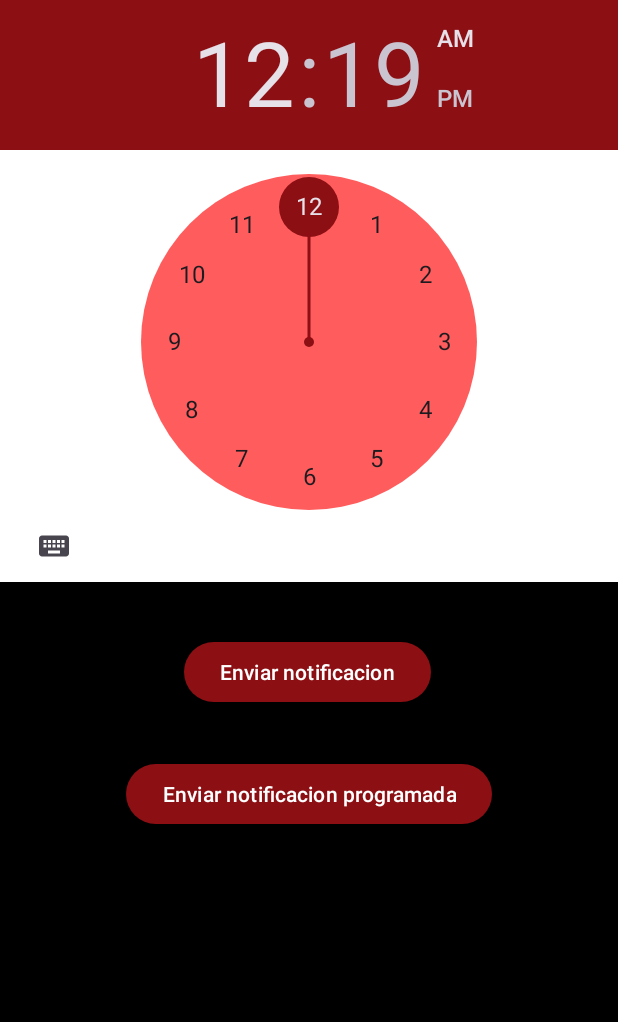
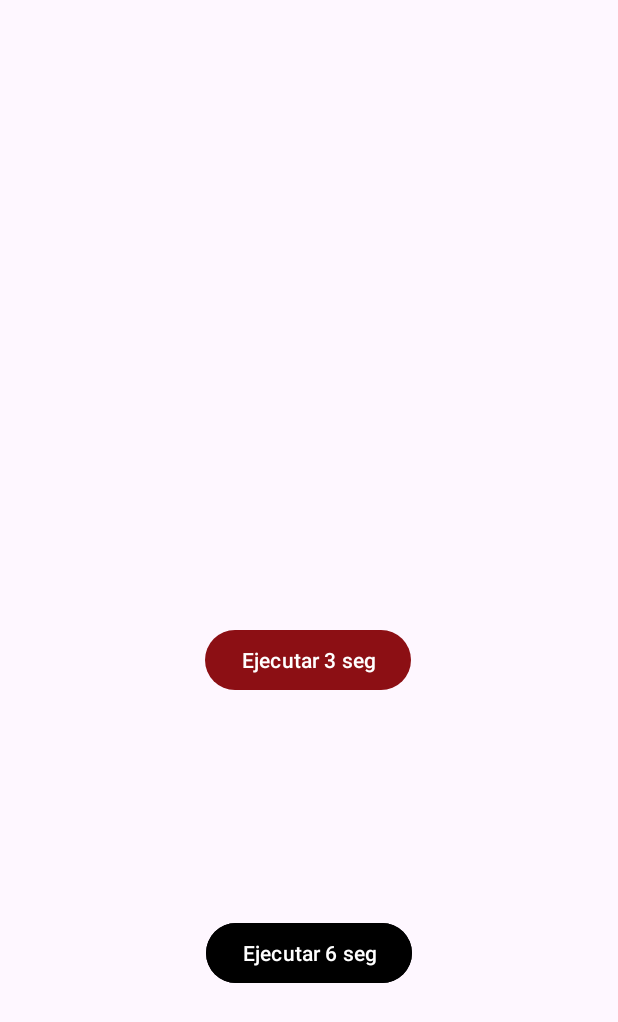
Before and after one commit to Romina-Ramirez/dispositivos_moviles_rr_xa, an Android app: the screen it shows after launch (NotificationActivity before the commit, ProgressActivity after it), on a phone screen of 412 x 824 dp. Shown: the top 1022 px of the screen. Run offline under Robolectric (Android 15) with nearby library versions, the phone set to English and light mode, and no system bars; our stand-ins replace Room's generated code; Roboto replaces fonts that are not available here.

Commit message:
LiveData y Listeners con ProgressActivity subido por Romina Ramírez

```diff
--- /dev/null
+++ b/app/src/main/java/com/example/aplicacionmovil/ui/activities/ProgressActivity.kt
@@ -0,0 +1,52 @@
+package com.example.aplicacionmovil.ui.activities
+
+import android.content.Intent
+import androidx.appcompat.app.AppCompatActivity
+import android.os.Bundle
+import android.widget.Toast
+import androidx.activity.viewModels
+import androidx.lifecycle.Observer
+import androidx.lifecycle.lifecycleScope
+import com.example.aplicacionmovil.databinding.ActivityProgressBinding
+import com.example.aplicacionmovil.ui.viewmodels.ProgressViewModel
+import kotlinx.coroutines.Dispatchers
+import kotlinx.coroutines.launch
+
+class ProgressActivity : AppCompatActivity() {
+
+    private lateinit var binding: ActivityProgressBinding
+    private val progressviewmodel by viewModels<ProgressViewModel>()
+
+    override fun onCreate(savedInstanceState: Bundle?) {
+        super.onCreate(savedInstanceState)
+        binding = ActivityProgressBinding.inflate(layoutInflater)
+        setContentView(binding.root)
+
+        // Livedata
+        progressviewmodel.progressState.observe(
+            this,
+            Observer {
+                binding.progressBar.visibility = it
+            }
+        )
+
+        progressviewmodel.items.observe(
+            this,
+            Observer {
+                //Toast.makeText(this, it[0].name, Toast.LENGTH_SHORT).show()
+                startActivity(Intent(this, MainActivity::class.java))
+            }
+        )
+
+        // Listeners
+        binding.btnProceso.setOnClickListener {
+            progressviewmodel.processBackground(3000)
+        }
+
+        binding.btnProceso1.setOnClickListener {
+            lifecycleScope.launch(Dispatchers.IO) {
+                progressviewmodel.getMarvelChars(0, 90)
+            }
+        }
+    }
+}
--- a/app/src/main/res/layout/activity_notification.xml
+++ b/app/src/main/res/layout/activity_notification.xml
@@ -4,18 +4,17 @@
     xmlns:tools="http://schemas.android.com/tools"
     android:layout_width="match_parent"
     android:layout_height="match_parent"
-    android:background="@color/black"
+    android:background="@color/white"
     tools:context=".ui.activities.NotificationActivity">
 
     <TimePicker
         android:id="@+id/timePicker"
         android:layout_width="match_parent"
         android:layout_height="wrap_content"
-        android:amPmTextColor="@color/white"
         android:headerBackground="@color/marvelOsc"
-        android:numbersBackgroundColor="@color/RosaMarvel"
-        android:background="@color/white"
-        android:numbersSelectorColor="@color/marvelOsc"
+        android:numbersBackgroundColor="@color/black"
+        android:numbersTextColor="@color/white"
+        android:numbersSelectorColor="@color/RosaMarvel"
         app:layout_constraintEnd_toEndOf="parent"
         app:layout_constraintStart_toStartOf="parent"
         app:layout_constraintTop_toTopOf="parent" />
@@ -36,7 +35,7 @@
         android:layout_width="wrap_content"
         android:layout_height="wrap_content"
         android:layout_marginTop="20dp"
-        android:text="Enviar notificacion programada"
+        android:text="Enviar notificación programada"
         app:layout_constraintBottom_toBottomOf="parent"
         app:layout_constraintEnd_toEndOf="parent"
         app:layout_constraintStart_toStartOf="parent"
--- /dev/null
+++ b/app/src/main/res/layout/activity_progress.xml
@@ -0,0 +1,47 @@
+<?xml version="1.0" encoding="utf-8"?>
+<androidx.constraintlayout.widget.ConstraintLayout xmlns:android="http://schemas.android.com/apk/res/android"
+    xmlns:app="http://schemas.android.com/apk/res-auto"
+    xmlns:tools="http://schemas.android.com/tools"
+    android:layout_width="match_parent"
+    android:layout_height="match_parent"
+    tools:context=".ui.activities.ProgressActivity">
+
+    <ProgressBar
+        android:id="@+id/progressBar"
+        android:layout_width="wrap_content"
+        android:layout_height="wrap_content"
+        android:visibility="gone"
+        app:layout_constraintBottom_toBottomOf="parent"
+        app:layout_constraintEnd_toEndOf="parent"
+        app:layout_constraintHorizontal_bias="0.498"
+        app:layout_constraintStart_toStartOf="parent"
+        app:layout_constraintTop_toTopOf="parent"
+        app:layout_constraintVertical_bias="0.37" />
+
+    <Button
+        android:id="@+id/btnProceso"
+        android:layout_width="wrap_content"
+        android:layout_height="wrap_content"
+        android:layout_marginTop="60dp"
+        android:text="Ejecutar 3 seg"
+        app:layout_constraintBottom_toBottomOf="parent"
+        app:layout_constraintEnd_toEndOf="parent"
+        app:layout_constraintHorizontal_bias="0.498"
+        app:layout_constraintStart_toStartOf="parent"
+        app:layout_constraintTop_toBottomOf="@+id/progressBar"
+        app:layout_constraintVertical_bias="0.124" />
+
+    <Button
+        android:id="@+id/btnProceso1"
+        android:layout_width="wrap_content"
+        android:layout_height="wrap_content"
+        android:layout_marginBottom="64dp"
+        android:backgroundTint="@color/black"
+        android:text="Ejecutar 6 seg"
+        app:layout_constraintBottom_toBottomOf="parent"
+        app:layout_constraintEnd_toEndOf="parent"
+        app:layout_constraintStart_toStartOf="parent"
+        app:layout_constraintTop_toBottomOf="@+id/btnProceso"
+        app:layout_constraintVertical_bias="0.593" />
+
+</androidx.constraintlayout.widget.ConstraintLayout>
```
Also changed, not shown: app/build.gradle (+12 -3 lines), app/src/main/AndroidManifest.xml (+9 -3 lines), app/src/main/java/com/example/aplicacionmovil/ui/activities/NotificationActivity.kt (+12 -3 lines), app/src/main/java/com/example/aplicacionmovil/ui/viewmodels/ProgressViewModel.kt (added, +48 -0 lines).
